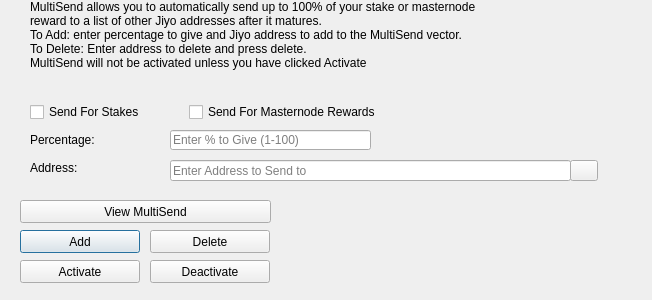
Above: src/qt/forms/multisenddialog.ui from jiyocommunity/jiyox before the change. Below: the same form after it.
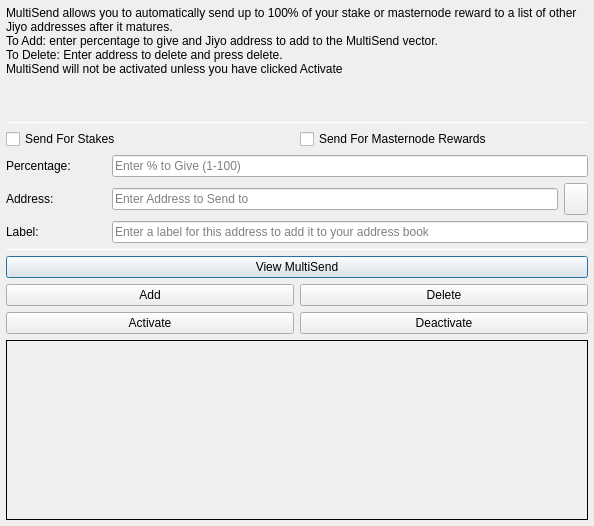
That is the form after the change. Icons and pictures are not drawn.

```diff
--- a/src/qt/forms/multisenddialog.ui
+++ b/src/qt/forms/multisenddialog.ui
@@ -9,54 +9,30 @@
    <rect>
     <x>0</x>
     <y>0</y>
-    <width>652</width>
-    <height>300</height>
+    <width>594</width>
+    <height>526</height>
    </rect>
   </property>
   <property name="windowTitle">
    <string>MultiSend</string>
   </property>
-  <widget class="QLineEdit" name="multiSendPercentEdit">
-   <property name="geometry">
-    <rect>
-     <x>170</x>
-     <y>130</y>
-     <width>201</width>
-     <height>20</height>
-    </rect>
+  <layout class="QVBoxLayout" name="verticalLayout" stretch="0">
+   <property name="leftMargin">
+    <number>6</number>
    </property>
-   <property name="toolTip">
-    <string>Enter whole numbers 1 - 100</string>
+   <property name="topMargin">
+    <number>6</number>
    </property>
-   <property name="placeholderText">
-    <string>Enter % to Give (1-100)</string>
+   <property name="rightMargin">
+    <number>6</number>
    </property>
-  </widget>
-  <widget class="QLineEdit" name="multiSendAddressEdit">
-   <property name="geometry">
-    <rect>
-     <x>170</x>
-     <y>160</y>
-     <width>401</width>
-     <height>21</height>
-    </rect>
+   <property name="bottomMargin">
+    <number>6</number>
    </property>
-   <property name="toolTip">
-    <string/>
-   </property>
-   <property name="placeholderText">
-    <string>Enter Address to Send to</string>
-   </property>
-  </widget>
+   <item>
+    <layout class="QVBoxLayout" name="verticalLayout_Main" stretch="1,1,1,0,1,1,1">
+     <item>
   <widget class="QLabel" name="label_2">
-   <property name="geometry">
-    <rect>
-     <x>30</x>
-     <y>0</y>
-     <width>451</width>
-     <height>121</height>
-    </rect>
-   </property>
    <property name="lineWidth">
     <number>1</number>
    </property>
@@ -73,88 +49,55 @@
     <bool>true</bool>
    </property>
   </widget>
-  <widget class="QLabel" name="message">
-   <property name="geometry">
-    <rect>
-     <x>290</x>
-     <y>200</y>
-     <width>351</width>
-     <height>91</height>
-    </rect>
-   </property>
-   <property name="text">
-    <string/>
-   </property>
-  </widget>
-  <widget class="QPushButton" name="addButton">
-   <property name="geometry">
-    <rect>
-     <x>20</x>
-     <y>230</y>
-     <width>120</width>
-     <height>23</height>
-    </rect>
-   </property>
-   <property name="toolTip">
-    <string/>
-   </property>
-   <property name="statusTip">
-    <string>Add to MultiSend Vector</string>
-   </property>
-   <property name="text">
-    <string>Add</string>
-   </property>
-  </widget>
-  <widget class="QPushButton" name="disableButton">
-   <property name="geometry">
-    <rect>
-     <x>150</x>
-     <y>260</y>
-     <width>120</width>
-     <height>23</height>
-    </rect>
-   </property>
-   <property name="statusTip">
-    <string>Deactivate MultiSend</string>
-   </property>
+     </item>
+     <item>
+      <widget class="Line" name="line">
+       <property name="minimumSize">
+        <size>
+         <width>0</width>
+         <height>1</height>
+        </size>
+       </property>
+       <property name="maximumSize">
+        <size>
+         <width>16777215</width>
+         <height>1</height>
+        </size>
+       </property>
+       <property name="orientation">
+        <enum>Qt::Horizontal</enum>
+       </property>
+      </widget>
+     </item>
+     <item>
+      <layout class="QVBoxLayout" name="verticalLayout_Settings">
+       <item>
+        <layout class="QHBoxLayout" name="horizontalLayout">
+         <item>
+          <widget class="QCheckBox" name="multiSendStakeCheckBox">
    <property name="text">
-    <string>Deactivate</string>
-   </property>
-  </widget>
-  <widget class="QPushButton" name="addressBookButton">
-   <property name="geometry">
-    <rect>
-     <x>570</x>
-     <y>160</y>
-     <width>28</width>
-     <height>21</height>
-    </rect>
-   </property>
-   <property name="toolTip">
-    <string>Choose an address from the address book</string>
-   </property>
+            <string>Send For Stakes</string>
+           </property>
+          </widget>
+         </item>
+         <item>
+          <widget class="QCheckBox" name="multiSendMasternodeCheckBox">
    <property name="text">
-    <string/>
-   </property>
-   <property name="icon">
-    <iconset resource="../jiyo.qrc">
-     <normaloff>:/icons/address-book</normaloff>:/icons/address-book</iconset>
-   </property>
-   <property name="shortcut">
-    <string>Alt+A</string>
-   </property>
-   <property name="autoDefault">
-    <bool>false</bool>
-   </property>
-  </widget>
+            <string>Send For Masternode Rewards</string>
+           </property>
+          </widget>
+         </item>
+        </layout>
+       </item>
+       <item>
+        <layout class="QHBoxLayout" name="horizontalLayout_6">
+         <item>
   <widget class="QLabel" name="label">
-   <property name="geometry">
-    <rect>
-     <x>30</x>
-     <y>130</y>
-     <width>121</width>
-     <height>20</height>
-    </rect>
+           <property name="minimumSize">
+            <size>
+             <width>100</width>
+             <height>0</height>
+            </size>
    </property>
    <property name="toolTip">
     <string>Percentage of stake to send</string>
@@ -163,14 +106,28 @@
     <string>Percentage:</string>
    </property>
   </widget>
+         </item>
+         <item>
+          <widget class="QLineEdit" name="multiSendPercentEdit">
+           <property name="toolTip">
+            <string>Enter whole numbers 1 - 100</string>
+           </property>
+           <property name="placeholderText">
+            <string>Enter % to Give (1-100)</string>
+           </property>
+          </widget>
+         </item>
+        </layout>
+       </item>
+       <item>
+        <layout class="QHBoxLayout" name="horizontalLayout_7">
+         <item>
   <widget class="QLabel" name="label_5">
-   <property name="geometry">
-    <rect>
-     <x>30</x>
-     <y>160</y>
-     <width>111</width>
-     <height>16</height>
-    </rect>
+           <property name="minimumSize">
+            <size>
+             <width>100</width>
+             <height>0</height>
+            </size>
    </property>
    <property name="toolTip">
     <string>Address to send portion of stake to</string>
@@ -179,15 +136,123 @@
     <string>Address:</string>
    </property>
   </widget>
+         </item>
+         <item>
+          <widget class="QLineEdit" name="multiSendAddressEdit">
+           <property name="toolTip">
+            <string/>
+           </property>
+           <property name="placeholderText">
+            <string>Enter Address to Send to</string>
+           </property>
+          </widget>
+         </item>
+         <item>
+          <widget class="QToolButton" name="addressBookButton">
+           <property name="maximumSize">
+            <size>
+             <width>16777215</width>
+             <height>32</height>
+            </size>
+           </property>
+           <property name="toolTip">
+            <string>Choose an address from the address book</string>
+           </property>
+           <property name="text">
+            <string/>
+           </property>
+           <property name="icon">
+                <iconset resource="../jiyo.qrc">
+             <normaloff>:/icons/address-book</normaloff>:/icons/address-book</iconset>
+           </property>
+           <property name="shortcut">
+            <string>Alt+A</string>
+           </property>
+          </widget>
+         </item>
+        </layout>
+       </item>
+      </layout>
+     </item>
+     <item>
+      <layout class="QHBoxLayout" name="horizontalLayout_3">
+       <item>
+        <widget class="QLabel" name="label_3">
+         <property name="minimumSize">
+          <size>
+           <width>100</width>
+           <height>0</height>
+          </size>
+         </property>
+         <property name="text">
+          <string>Label:</string>
+         </property>
+        </widget>
+       </item>
+       <item>
+        <widget class="QLineEdit" name="labelAddressLabelEdit">
+         <property name="placeholderText">
+          <string>Enter a label for this address to add it to your address book</string>
+         </property>
+        </widget>
+       </item>
+      </layout>
+     </item>
+     <item>
+      <widget class="Line" name="line_2">
+       <property name="minimumSize">
+        <size>
+         <width>0</width>
+         <height>1</height>
+        </size>
+       </property>
+       <property name="maximumSize">
+        <size>
+         <width>16777215</width>
+         <height>1</height>
+        </size>
+       </property>
+       <property name="orientation">
+        <enum>Qt::Horizontal</enum>
+       </property>
+      </widget>
+     </item>
+     <item>
+      <layout class="QVBoxLayout" name="verticalLayout_Buttons">
+       <item>
+        <layout class="QHBoxLayout" name="horizontalLayout_4">
+         <item>
+          <widget class="QPushButton" name="viewButton">
+           <property name="toolTip">
+            <string/>
+           </property>
+           <property name="statusTip">
+            <string>View MultiSend Vector</string>
+           </property>
+           <property name="text">
+            <string>View MultiSend</string>
+           </property>
+          </widget>
+         </item>
+        </layout>
+       </item>
+       <item>
+        <layout class="QHBoxLayout" name="horizontalLayout_2">
+         <item>
+          <widget class="QPushButton" name="addButton">
+           <property name="toolTip">
+            <string/>
+           </property>
+           <property name="statusTip">
+            <string>Add to MultiSend Vector</string>
+           </property>
+           <property name="text">
+            <string>Add</string>
+           </property>
+          </widget>
+         </item>
+         <item>
   <widget class="QPushButton" name="deleteButton">
-   <property name="geometry">
-    <rect>
-     <x>150</x>
-     <y>230</y>
-     <width>120</width>
-     <height>23</height>
-    </rect>
-   </property>
    <property name="toolTip">
     <string/>
    </property>
@@ -198,15 +263,13 @@
     <string>Delete</string>
    </property>
   </widget>
+         </item>
+        </layout>
+       </item>
+       <item>
+        <layout class="QHBoxLayout" name="horizontalLayout_5">
+         <item>
   <widget class="QPushButton" name="activateButton">
-   <property name="geometry">
-    <rect>
-     <x>20</x>
-     <y>260</y>
-     <width>120</width>
-     <height>23</height>
-    </rect>
-   </property>
    <property name="statusTip">
     <string>Activate MultiSend</string>
    </property>
@@ -214,51 +277,55 @@
     <string>Activate</string>
    </property>
   </widget>
-  <widget class="QPushButton" name="viewButton">
-   <property name="geometry">
-    <rect>
-     <x>20</x>
-     <y>200</y>
-     <width>251</width>
-     <height>23</height>
-    </rect>
-   </property>
-   <property name="toolTip">
-    <string/>
-   </property>
+         </item>
+         <item>
+          <widget class="QPushButton" name="disableButton">
    <property name="statusTip">
     <string>View MultiSend Vector</string>
    </property>
    <property name="text">
-    <string>View MultiSend</string>
-   </property>
-  </widget>
-  <widget class="QWidget" name="horizontalLayoutWidget">
-   <property name="geometry">
-    <rect>
-     <x>30</x>
-     <y>100</y>
-     <width>351</width>
-     <height>24</height>
-    </rect>
-   </property>
-   <layout class="QHBoxLayout" name="horizontalLayout">
-    <item>
-     <widget class="QCheckBox" name="multiSendStakeCheckBox">
-      <property name="text">
-       <string>Send For Stakes</string>
-      </property>
-     </widget>
-    </item>
+            <string>Deactivate</string>
+           </property>
+          </widget>
+         </item>
+        </layout>
+       </item>
+      </layout>
+     </item>
     <item>
-     <widget class="QCheckBox" name="multiSendMasternodeCheckBox">
+      <widget class="QLabel" name="message">
+       <property name="minimumSize">
+        <size>
+         <width>0</width>
+         <height>180</height>
+        </size>
+       </property>
+       <property name="frameShape">
+        <enum>QFrame::Panel</enum>
+       </property>
+       <property name="frameShadow">
+        <enum>QFrame::Plain</enum>
+       </property>
+       <property name="lineWidth">
+        <number>1</number>
+       </property>
+       <property name="midLineWidth">
+        <number>1</number>
+       </property>
       <property name="text">
-       <string>Send For Masternode Rewards</string>
-      </property>
+        <string/>
+       </property>
+       <property name="alignment">
+        <set>Qt::AlignLeading|Qt::AlignLeft|Qt::AlignTop</set>
+       </property>
+       <property name="wordWrap">
+        <bool>true</bool>
+       </property>
      </widget>
     </item>
    </layout>
-  </widget>
+   </item>
+  </layout>
  </widget>
  <resources>
   <include location="../jiyo.qrc"/>
```
Left out of the diff: 4 changed lines with no effect on the pictures. Lines whose indentation alone changed are shown as unchanged.
